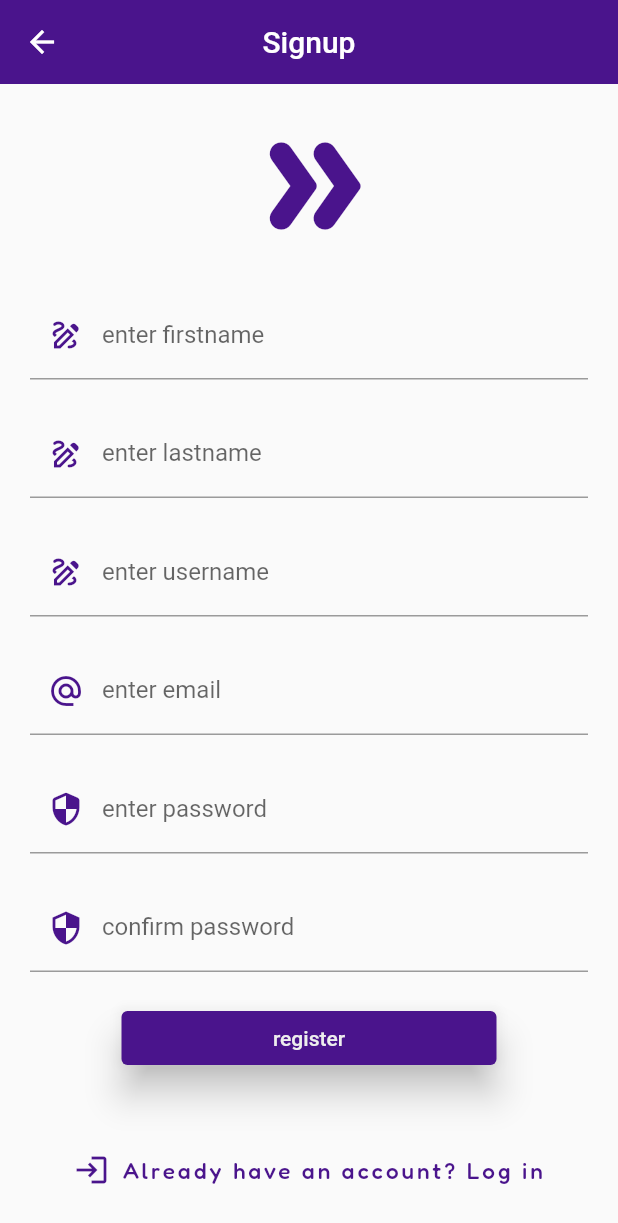
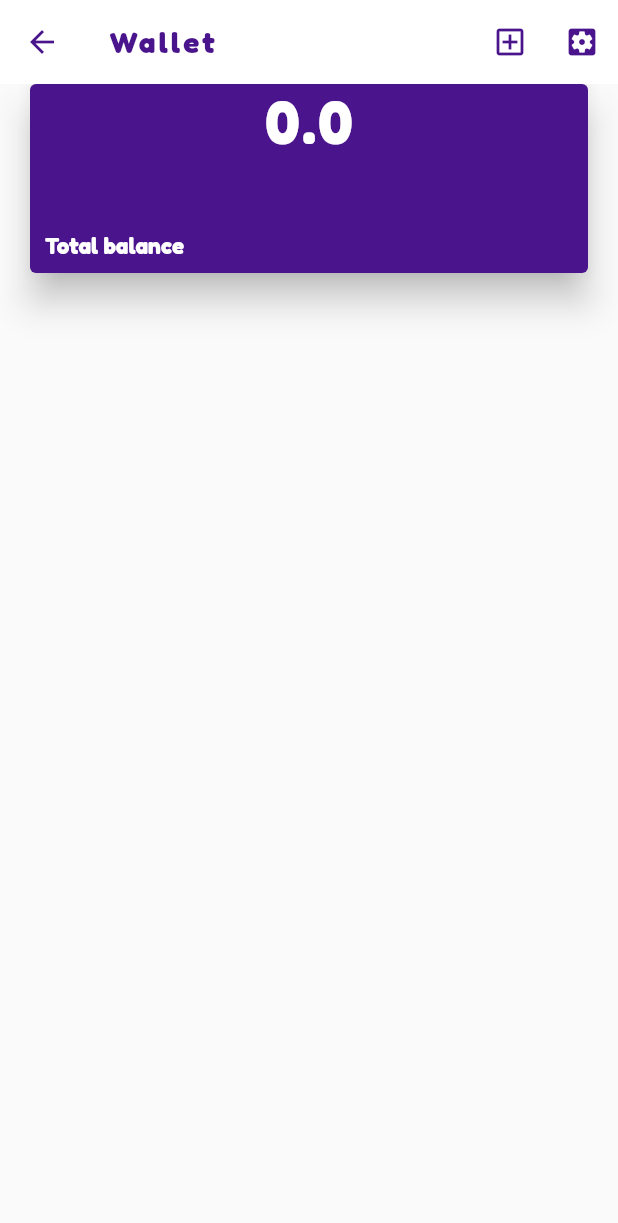
Before and after one commit to Chiemerie1/Index_chain, a Flutter app: the screen it shows after launch, on a phone screen of 412 x 824 dp. Shown: the top 1223 px of the screen. Run offline on Flutter 3.47's test engine with Material 2 defaults, Android fonts, the light colour scheme and no system bars.

Commit message:
built out total balance card

```diff
--- a/lib/main.dart
+++ b/lib/main.dart
@@ -4,13 +4,15 @@
 import 'package:flutter/material.dart';
 import 'package:indexchain/pages/login.dart';
 import 'package:indexchain/pages/signup.dart';
+import 'package:indexchain/pages/index.dart';
 
 void main() {
   runApp(MaterialApp(
-    initialRoute: "/signup",
+    initialRoute: "/index",
     routes: {
       "/": (context) => LogIn(),
-      "/signup": (context) => SignUp()
+      "/signup": (context) => SignUp(),
+      "/index": ((context) => IndexPage())
     }
 
 
--- a/lib/pages/index.dart
+++ b/lib/pages/index.dart
@@ -0,0 +1,92 @@
+// ignore_for_file: use_key_in_widget_constructors, prefer_const_constructors, prefer_const_literals_to_create_immutables
+
+import 'package:flutter/cupertino.dart';
+import 'package:flutter/material.dart';
+
+
+
+
+class IndexPage extends StatefulWidget {
+
+  @override
+  State<IndexPage> createState() => _IndexPageState();
+}
+
+class _IndexPageState extends State<IndexPage> {
+
+  double totalBalace = 0.0;
+
+  @override
+  Widget build(BuildContext context)
+  {
+    return Scaffold(
+      appBar: AppBar(
+        foregroundColor: Colors.purple[900],
+        backgroundColor: Colors.white,
+        title: Text(
+          "Wallet",
+          style: TextStyle(
+            fontFamily: "Fredoka",
+            fontWeight: FontWeight.bold,
+            letterSpacing: 2,
+            color: Colors.purple[900]
+          ),
+        ),
+        // ###### AppBAr widgets ######
+        actions: [
+          IconButton(
+            onPressed: () {},
+            icon: Icon(Icons.add_box_outlined, color: Colors.purple[900],)),
+          IconButton(
+            onPressed:() {},
+            icon: Icon(Icons.settings_applications, color: Colors.purple[900]),
+          )
+        ],
+        elevation: 0.0
+      ),
+      body: Column(
+        crossAxisAlignment: CrossAxisAlignment.center,
+        children: [
+          Card(
+            elevation: 10.0,
+            margin: EdgeInsets.fromLTRB(20.0, 0.0, 20.0, 10),
+            color: Colors.purple[900],
+            child: Column(
+              crossAxisAlignment: CrossAxisAlignment.stretch,
+              children: [
+                Center(
+                  child: Text(
+                    "$totalBalace",
+                    style:
+                    TextStyle(
+                      fontFamily: "Fredoka",
+                      fontWeight: FontWeight.bold,
+                      letterSpacing: 2,
+                      fontSize: 40,
+                      color: Colors.white
+                    ),
+                  ),
+                ),
+                SizedBox(height: 40.0),
+                Padding(
+                  padding: const EdgeInsets.all(10.0),
+                  child: Text(
+                    "Total balance",
+                    style: TextStyle(
+                      fontFamily: "Fredoka",
+                      fontSize: 15.0,
+                      color: Colors.white,
+                      fontWeight: FontWeight.bold
+                    ),
+                  ),
+                )
+              ],
+            ),
+
+            ),
+
+        ],
+      ),
+    );
+  }
+}
--- a/lib/pages/login.dart
+++ b/lib/pages/login.dart
@@ -11,6 +11,7 @@ class LogIn extends StatefulWidget {
 }
 
 class _LogInState extends State<LogIn> {
+
   String open = "open";
 
   String appTitle = "IndexChain";
```
